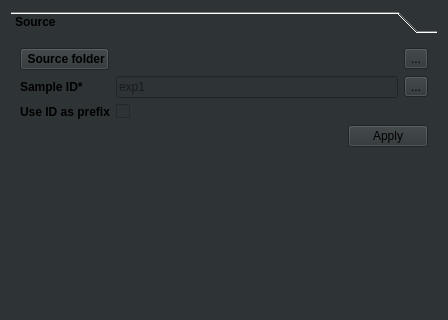
The window that ClearMap/gui/creator/sample_tab.ui (ClearAnatomics/ClearMap) describes before a commit, drawn with Qt 5; both pictures show x 0 to 448 and y 0 to 320 of the 448 by 642 pixel window.
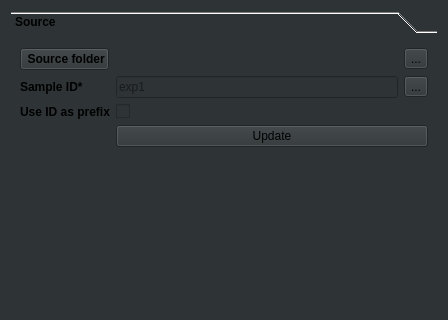
The same window after the commit. The open tabs and pages were chosen to show the change. Icons and pictures are not drawn.

Commit message: Replaces QDialogButtonBox by simple QPushButton whenever applicable

The edit to the form file:
```diff
--- a/ClearMap/gui/creator/sample_tab.ui
+++ b/ClearMap/gui/creator/sample_tab.ui
@@ -26,7 +26,6 @@
       <widget class="QToolBox" name="toolBox">
        <property name="font">
         <font>
-         <weight>75</weight>
          <bold>true</bold>
         </font>
        </property>
@@ -39,7 +38,7 @@
           <x>0</x>
           <y>0</y>
           <width>428</width>
-          <height>420</height>
+          <height>444</height>
          </rect>
         </property>
         <attribute name="label">
@@ -166,16 +165,6 @@
            </property>
           </widget>
          </item>
-         <item row="4" column="1">
-          <widget class="QDialogButtonBox" name="sampleIdButtonBox">
-           <property name="standardButtons">
-            <set>QDialogButtonBox::Apply</set>
-           </property>
-           <property name="applyText" stdset="0">
-            <string>Update</string>
-           </property>
-          </widget>
-         </item>
          <item row="2" column="1">
           <widget class="QCheckBox" name="useIdAsPrefixCheckBox">
            <property name="text">
@@ -183,6 +172,13 @@
            </property>
           </widget>
          </item>
+         <item row="3" column="1">
+          <widget class="QPushButton" name="sampleIdPushButton">
+           <property name="text">
+            <string>Update</string>
+           </property>
+          </widget>
+         </item>
         </layout>
        </widget>
        <widget class="QWidget" name="page_2">
```
Left out of the diff: 15 changed lines with no effect on the pictures. The commit also changes 5 other files.
